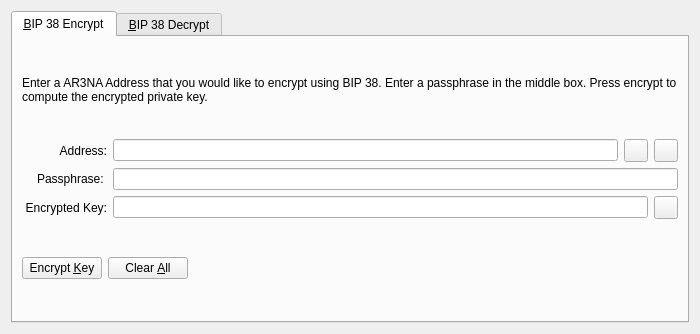
Above: src/qt/forms/bip38tooldialog.ui from ArenaCoinDev/Ar3na before the change. Below: the same form after it.
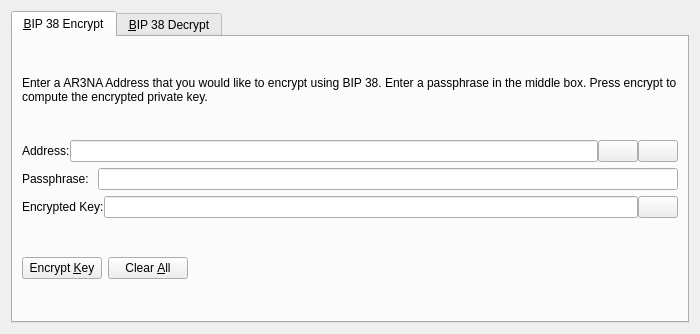
That is the form after the change. The open tabs and pages were chosen to show the change. Icons and pictures are not drawn. Custom widgets are drawn as their Qt base class.

```diff
--- a/src/qt/forms/bip38tooldialog.ui
+++ b/src/qt/forms/bip38tooldialog.ui
@@ -42,17 +42,11 @@
        </item>
        <item>
         <layout class="QHBoxLayout" name="horizontalLayout_1_ENC">
+         <property name="spacing">
+          <number>0</number>
+         </property>
          <item>
           <widget class="QLabel" name="label_5">
-           <property name="alignment">
-            <set>Qt::AlignRight|Qt::AlignTrailing|Qt::AlignVCenter</set>
-           </property>
-           <property name="minimumSize">
-            <size>
-             <width>85</width>
-             <height>0</height>
-            </size>
-           </property>
            <property name="text">
             <string>Address:</string>
            </property>
@@ -66,7 +60,7 @@
           </widget>
          </item>
          <item>
-          <widget class="QToolButton" name="addressBookButton_ENC">
+          <widget class="QPushButton" name="addressBookButton_ENC">
            <property name="toolTip">
             <string>Choose previously used address</string>
            </property>
@@ -80,10 +74,13 @@
            <property name="shortcut">
             <string>Alt+A</string>
            </property>
+           <property name="autoDefault">
+            <bool>false</bool>
+           </property>
           </widget>
          </item>
          <item>
-          <widget class="QToolButton" name="pasteButton_ENC">
+          <widget class="QPushButton" name="pasteButton_ENC">
            <property name="toolTip">
             <string>Paste address from clipboard</string>
            </property>
@@ -97,6 +94,9 @@
            <property name="shortcut">
             <string>Alt+P</string>
            </property>
+           <property name="autoDefault">
+            <bool>false</bool>
+           </property>
           </widget>
          </item>
         </layout>
@@ -105,15 +105,6 @@
         <layout class="QHBoxLayout" name="horizontalLayout_5">
          <item>
           <widget class="QLabel" name="label_6">
-           <property name="alignment">
-            <set>Qt::AlignRight|Qt::AlignTrailing|Qt::AlignVCenter</set>
-           </property>
-           <property name="minimumSize">
-            <size>
-             <width>85</width>
-             <height>0</height>
-            </size>
-           </property>
            <property name="text">
             <string>Passphrase: </string>
            </property>
@@ -130,17 +121,11 @@
        </item>
        <item>
         <layout class="QHBoxLayout" name="horizontalLayout_2_ENC">
+         <property name="spacing">
+          <number>0</number>
+         </property>
          <item>
           <widget class="QLabel" name="encryptedKeyLabel_ENC">
-           <property name="alignment">
-            <set>Qt::AlignRight|Qt::AlignTrailing|Qt::AlignVCenter</set>
-           </property>
-           <property name="minimumSize">
-            <size>
-             <width>85</width>
-             <height>0</height>
-            </size>
-           </property>
            <property name="text">
             <string>Encrypted Key:</string>
            </property>
@@ -162,7 +147,7 @@
           </widget>
          </item>
          <item>
-          <widget class="QToolButton" name="copyKeyButton_ENC">
+          <widget class="QPushButton" name="copyKeyButton_ENC">
            <property name="toolTip">
             <string>Copy the current signature to the system clipboard</string>
            </property>
@@ -173,6 +158,9 @@
             <iconset resource="../arena.qrc">
              <normaloff>:/icons/editcopy</normaloff>:/icons/editcopy</iconset>
            </property>
+           <property name="autoDefault">
+            <bool>false</bool>
+           </property>
           </widget>
          </item>
         </layout>
```
Left out of the diff: 66 changed lines with no effect on the pictures.
